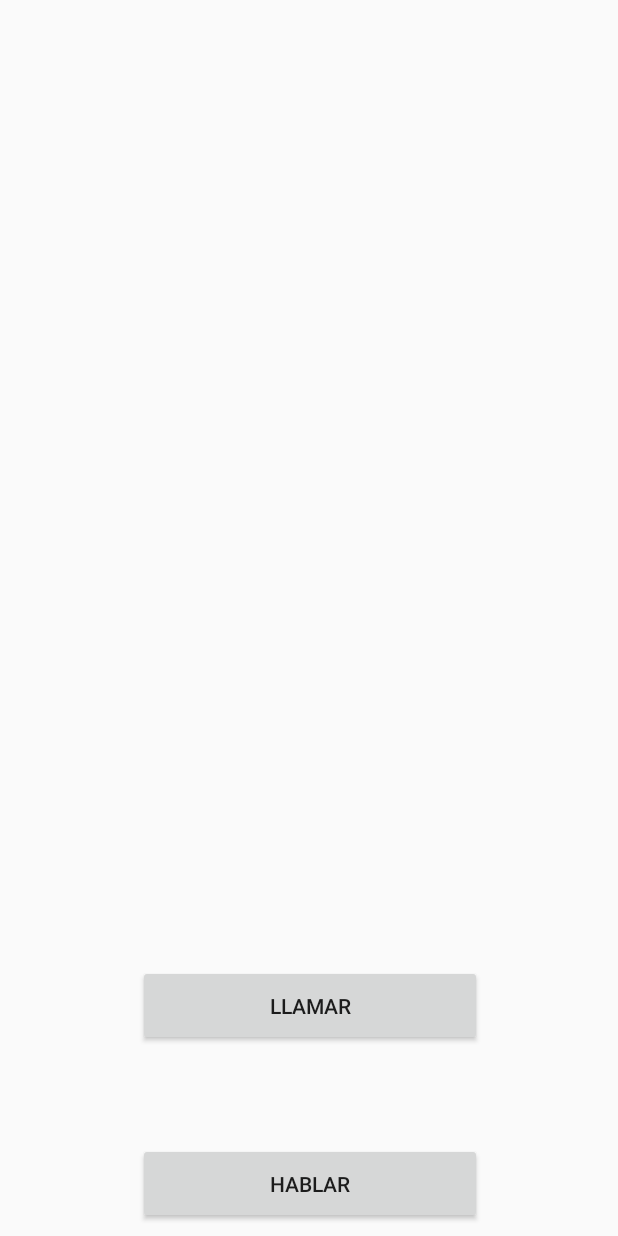
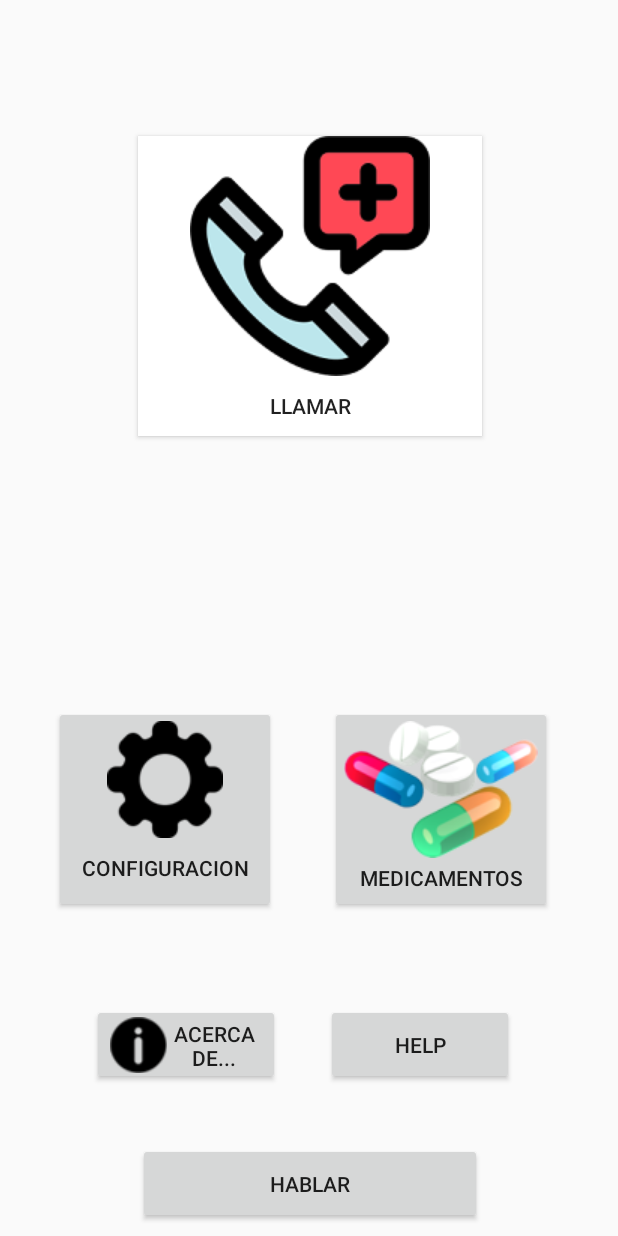
Before and after one commit to sergio-salazar/Canyouhelpmebeta, an Android app: the layout activity_main.xml on its own in the app's theme, with its tools: preview values and no code run, on a phone screen of 412 x 824 dp. Run offline under Robolectric (Android 15) with nearby library versions, the phone set to English and light mode, and no system bars.

Commit message:
Actualización de código.

```diff
--- a/app/src/main/res/layout/activity_main.xml
+++ b/app/src/main/res/layout/activity_main.xml
@@ -6,6 +6,93 @@
     android:layout_height="match_parent"
     android:background="@android:color/transparent"
     tools:context=".SplashActivity">
+
+    <Button
+        android:id="@+id/button7"
+        android:layout_width="125dp"
+        android:layout_height="54dp"
+        android:layout_alignParentBottom="true"
+        android:layout_centerHorizontal="true"
+        android:layout_marginBottom="8dp"
+        android:layout_marginEnd="8dp"
+        android:layout_marginLeft="8dp"
+        android:layout_marginRight="8dp"
+        android:layout_marginStart="8dp"
+        android:layout_marginTop="8dp"
+        android:onClick="btnHelpOnClick"
+        android:text="HELP"
+        app:layout_constraintBottom_toBottomOf="parent"
+        app:layout_constraintEnd_toEndOf="parent"
+        app:layout_constraintHorizontal_bias="0.773"
+        app:layout_constraintStart_toStartOf="parent"
+        app:layout_constraintTop_toTopOf="parent"
+        app:layout_constraintVertical_bias="0.877" />
+
+    <Button
+        android:id="@+id/button6"
+        android:layout_width="125dp"
+        android:layout_height="54dp"
+        android:layout_alignParentBottom="true"
+        android:layout_centerHorizontal="true"
+        android:layout_marginBottom="8dp"
+        android:layout_marginEnd="8dp"
+        android:layout_marginLeft="8dp"
+        android:layout_marginRight="8dp"
+        android:layout_marginStart="8dp"
+        android:layout_marginTop="8dp"
+        android:drawableLeft="@drawable/acerca_de"
+        android:onClick="btnAeercaDeOnClick"
+        android:text="ACERCA DE..."
+        app:layout_constraintBottom_toBottomOf="parent"
+        app:layout_constraintEnd_toEndOf="parent"
+        app:layout_constraintHorizontal_bias="0.197"
+        app:layout_constraintStart_toStartOf="parent"
+        app:layout_constraintTop_toTopOf="parent"
+        app:layout_constraintVertical_bias="0.877" />
+
+    <Button
+        android:id="@+id/button5"
+        android:layout_width="148dp"
+        android:layout_height="138dp"
+        android:layout_alignParentBottom="true"
+        android:layout_centerHorizontal="true"
+        android:layout_marginBottom="8dp"
+        android:layout_marginEnd="8dp"
+        android:layout_marginLeft="8dp"
+        android:layout_marginRight="8dp"
+        android:layout_marginStart="8dp"
+        android:layout_marginTop="8dp"
+        android:drawableTop="@drawable/medicamentos"
+        android:onClick="btnMedicamentosOnClick"
+        android:text="MEDICAMENTOS"
+        app:layout_constraintBottom_toBottomOf="parent"
+        app:layout_constraintEnd_toEndOf="parent"
+        app:layout_constraintHorizontal_bias="0.854"
+        app:layout_constraintStart_toStartOf="parent"
+        app:layout_constraintTop_toTopOf="parent"
+        app:layout_constraintVertical_bias="0.691" />
+
+    <Button
+        android:id="@+id/button4"
+        android:layout_width="148dp"
+        android:layout_height="138dp"
+        android:layout_alignParentBottom="true"
+        android:layout_centerHorizontal="true"
+        android:layout_marginBottom="8dp"
+        android:layout_marginEnd="8dp"
+        android:layout_marginLeft="8dp"
+        android:layout_marginRight="8dp"
+        android:layout_marginStart="8dp"
+        android:layout_marginTop="8dp"
+        android:drawableTop="@drawable/config"
+        android:onClick="btnConfiguracion"
+        android:text="CONFIGURACION"
+        app:layout_constraintBottom_toBottomOf="parent"
+        app:layout_constraintEnd_toEndOf="parent"
+        app:layout_constraintHorizontal_bias="0.113"
+        app:layout_constraintStart_toStartOf="parent"
+        app:layout_constraintTop_toTopOf="parent"
+        app:layout_constraintVertical_bias="0.691" />
 
     <TextView
         android:id="@+id/txtGrabarVoz"
@@ -32,7 +119,7 @@
     <Button
         android:id="@+id/btnLlamar"
         android:layout_width="229dp"
-        android:layout_height="54dp"
+        android:layout_height="200dp"
         android:layout_alignParentBottom="true"
         android:layout_centerHorizontal="true"
         android:layout_marginBottom="8dp"
@@ -41,6 +128,8 @@
         android:layout_marginRight="8dp"
         android:layout_marginStart="8dp"
         android:layout_marginTop="8dp"
+        android:background="@android:color/background_light"
+        android:drawableTop="@drawable/llamada_emergencia"
         android:onClick="btnLlamarOnClick"
         android:text="LLAMAR"
         app:layout_constraintBottom_toBottomOf="parent"
@@ -48,7 +137,7 @@
         app:layout_constraintHorizontal_bias="0.503"
         app:layout_constraintStart_toStartOf="parent"
         app:layout_constraintTop_toTopOf="parent"
-        app:layout_constraintVertical_bias="0.843" />
+        app:layout_constraintVertical_bias="0.136" />
 
     <Button
         android:id="@+id/button2"
```
Also changed, not shown: app/src/main/AndroidManifest.xml (+11 -6 lines), app/src/main/java/mx/edu/itl/c16130842/canyouhelpmebeta/ConfiguracionActivity.java (added, +13 -0 lines), app/src/main/java/mx/edu/itl/c16130842/canyouhelpmebeta/MainActivity.java (+7 -13 lines), app/src/main/java/mx/edu/itl/c16130842/canyouhelpmebeta/MedicamentosActivity.java (added, +13 -0 lines), app/src/main/res/layout/activity_configuracion.xml (added, +9 -0 lines), app/src/main/res/layout/activity_medicamentos.xml (added, +9 -0 lines), app/build.gradle (line endings or trailing spaces), app/src/main/res/drawable/acerca_de.png (added), app/src/main/res/drawable/config.png (added), app/src/main/res/drawable/llamada_emergencia.png (added), app/src/main/res/drawable/medicamentos.png (added).
